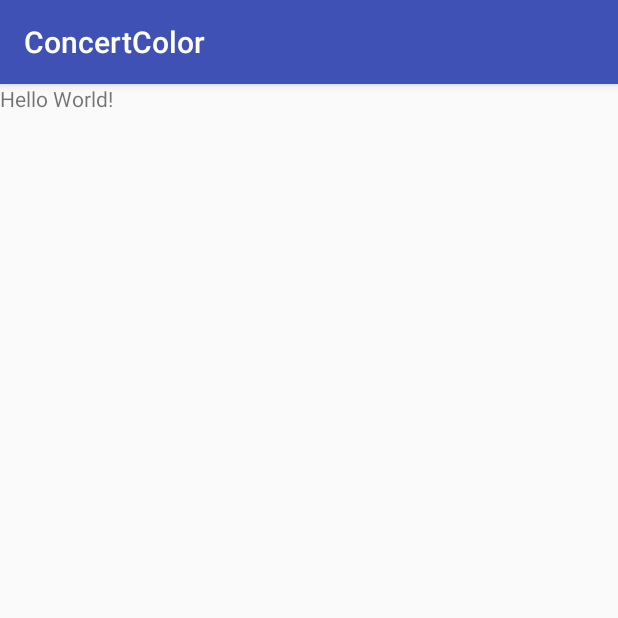
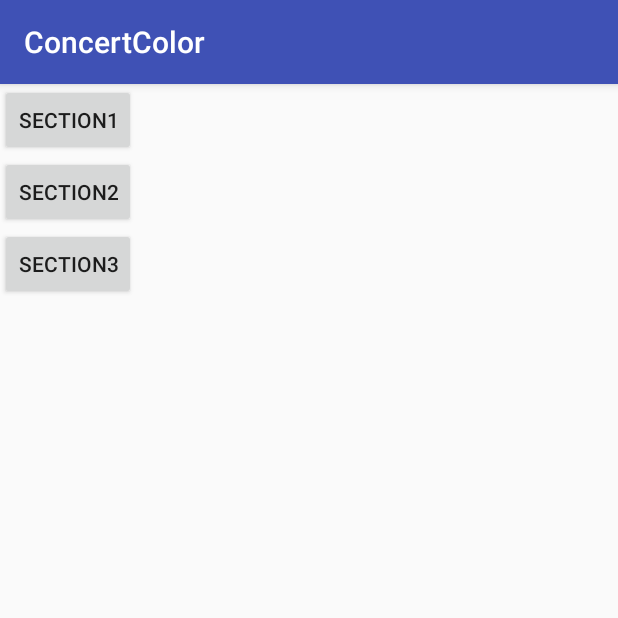
Before and after one commit to p158276/ConcertColor, an Android app: the screen it shows after launch (MainActivity), on a phone screen of 412 x 824 dp, the top half of it. Run offline under Robolectric (Android 15) with nearby library versions, the phone set to English and light mode, and no system bars.

Commit message:
add section to subscribe firebase.

```diff
--- a/app/src/main/java/ggsoyoung/com/concertcolor/MainActivity.java
+++ b/app/src/main/java/ggsoyoung/com/concertcolor/MainActivity.java
@@ -5,25 +5,56 @@ import android.content.BroadcastReceiver;
 import android.content.Context;
 import android.content.Intent;
 import android.content.IntentFilter;
+import android.graphics.Color;
 import android.os.Bundle;
 import android.support.v7.app.AppCompatActivity;
 import android.util.Log;
+import android.view.View;
+import android.view.animation.AlphaAnimation;
+import android.view.animation.Animation;
+import android.widget.Button;
 import android.widget.LinearLayout;
 
-public class MainActivity extends AppCompatActivity {
+import com.google.firebase.messaging.FirebaseMessaging;
+
+public class MainActivity extends AppCompatActivity implements View.OnClickListener{
 
 	final String Tag = "Jonathan";
+    private String topic = "";
+    Button section1B, section2B, section3B;
+    Button disableB;
+
 	@Override
 	protected void onCreate(Bundle savedInstanceState) {
 		super.onCreate(savedInstanceState);
 		setContentView(R.layout.activity_main);
 
+        section1B = (Button) findViewById(R.id.section1_button);
+        section2B = (Button) findViewById(R.id.section2_button);
+        section3B = (Button) findViewById(R.id.section3_button);
+        // section4B = (Button) findViewById(R.id.section4_button);
+        disableB = (Button) findViewById(R.id.disable_button);
+
+        section1B.setOnClickListener(this);
+        section2B.setOnClickListener(this);
+        section3B.setOnClickListener(this);
+        // section4B.setOnClickListener(this);
+        disableB.setOnClickListener(this);
+
         IntentFilter mIntentFilter = new IntentFilter();
-        mIntentFilter.addAction(MyFirebaseMessagingService.MESSAGE_RECEIVE);
+        mIntentFilter.addAction(MyFirebaseMessagingService.COLOR);
+        mIntentFilter.addAction(MyFirebaseMessagingService.AUDIO);
+        mIntentFilter.addAction(MyFirebaseMessagingService.IMAGE);
         registerReceiver(mReceiver, mIntentFilter);
 	}
 
-//	@Override
+    @Override
+    protected void onResume() {
+        super.onResume();
+        setButtonEnable(true);
+    }
+
+    //	@Override
 //	protected void onStart() {
 //		super.onStart();
 //		Intent intent = getIntent();
@@ -39,11 +70,80 @@ public class MainActivity extends AppCompatActivity {
 		public void onReceive(Context context, Intent intent) {
 			final String action = intent.getAction();
 			Log.i(Tag, "broadcastReceiver: " + action);
-            if(MyFirebaseMessagingService.MESSAGE_RECEIVE.equals(action)){
+            if(MyFirebaseMessagingService.COLOR.equals(action)){
+                String hex_color = intent.getStringExtra(MyFirebaseMessagingService.COLOR);
                 LinearLayout bgElement = (LinearLayout) findViewById(R.id.container);
-                bgElement.setBackgroundColor(getResources().getColor(R.color.background_Blue));
+                bgElement.setBackgroundColor(Color.parseColor(hex_color));
+                /*AlphaAnimation alphaAnimation1 = new AlphaAnimation(0.1f, 1.0f);
+                alphaAnimation1.setDuration(3000);
+                alphaAnimation1.setRepeatCount(Animation.INFINITE);
+                alphaAnimation1.setRepeatMode(Animation.REVERSE);
+                bgElement.setAnimation(alphaAnimation1);
+                alphaAnimation1.start();*/
             }
 		}
 	};
 
+    @Override
+    public void onClick(View view) {
+        switch (view.getId()) {
+            case R.id.section1_button:
+                topic = "section1";
+                Log.i(Tag, "Firebase subscribe topic to " + topic);
+                FirebaseMessaging.getInstance().subscribeToTopic(topic);
+                setButtonEnable(false);
+                break;
+            case R.id.section2_button:
+                topic = "section2";
+                FirebaseMessaging.getInstance().subscribeToTopic(topic);
+                Log.i(Tag, "Firebase subscribe topic to " + topic);
+                setButtonEnable(false);
+                break;
+            case R.id.section3_button:
+                topic = "section3";
+                FirebaseMessaging.getInstance().subscribeToTopic(topic);
+                Log.i(Tag, "Firebase subscribe topic to " + topic);
+                setButtonEnable(false);
+                break;
+            /*case R.id.section4_button:
+                topic = "section4";
+                FirebaseMessaging.getInstance().subscribeToTopic(topic);
+                Log.i(Tag, "Firebase subscribe topic to " + topic);
+                setButtonEnable(false);
+                break;*/
+            case R.id.disable_button:
+                FirebaseMessaging.getInstance().unsubscribeFromTopic(topic);
+                Log.i(Tag, "Firebase unsubscribe topic " + topic);
+                topic = "";
+                setButtonEnable(true);
+                break;
+        }
+    }
+
+    public void setButtonEnable(boolean bool){
+        if (bool) {
+            section1B.setEnabled(true);
+            section1B.setVisibility(View.VISIBLE);
+            section2B.setEnabled(true);
+            section2B.setVisibility(View.VISIBLE);
+            section3B.setEnabled(true);
+            section3B.setVisibility(View.VISIBLE);
+            // section4B.setEnabled(true);
+            // section4B.setVisibility(View.VISIBLE);
+            disableB.setEnabled(false);
+            disableB.setVisibility(View.GONE);
+        }
+        else {
+            section1B.setEnabled(false);
+            section1B.setVisibility(View.GONE);
+            section2B.setEnabled(false);
+            section2B.setVisibility(View.GONE);
+            section3B.setEnabled(false);
+            section3B.setVisibility(View.GONE);
+            // section4B.setEnabled(false);
+            // section4B.setVisibility(View.GONE);
+            disableB.setEnabled(true);
+            disableB.setVisibility(View.VISIBLE);
+        }
+    }
 }
--- a/app/src/main/res/layout/activity_main.xml
+++ b/app/src/main/res/layout/activity_main.xml
@@ -8,8 +8,32 @@
 	android:orientation="vertical"
 	tools:context="ggsoyoung.com.concertcolor.MainActivity">
 
-	<TextView
+	<Button
+		android:id="@+id/section1_button"
 		android:layout_width="wrap_content"
 		android:layout_height="wrap_content"
-		android:text="Hello World!"/>
+		android:text="@string/section1"/>
+	<Button
+		android:id="@+id/section2_button"
+		android:layout_width="wrap_content"
+		android:layout_height="wrap_content"
+		android:text="@string/section2"/>
+	<Button
+		android:id="@+id/section3_button"
+		android:layout_width="wrap_content"
+		android:layout_height="wrap_content"
+		android:text="@string/section3"/>
+	<!--
+    <Button
+		android:id="@+id/section4_button"
+		android:layout_width="wrap_content"
+		android:layout_height="wrap_content"
+		android:text="@string/section4"/>
+    -->
+    <Button
+        android:id="@+id/disable_button"
+        android:layout_width="wrap_content"
+        android:layout_height="wrap_content"
+        android:text="@string/disable"/>
+
 </LinearLayout>
--- a/app/src/main/res/values/strings.xml
+++ b/app/src/main/res/values/strings.xml
@@ -1,3 +1,8 @@
 <resources>
 	<string name="app_name">ConcertColor</string>
+	<string name="section1">section1</string>
+	<string name="section2">section2</string>
+	<string name="section3">section3</string>
+	<string name="section4">section4</string>
+	<string name="disable">Disable</string>
 </resources>
```
Also changed, not shown: app/src/main/java/ggsoyoung/com/concertcolor/MyFirebaseMessagingService.java (+21 -3 lines).
